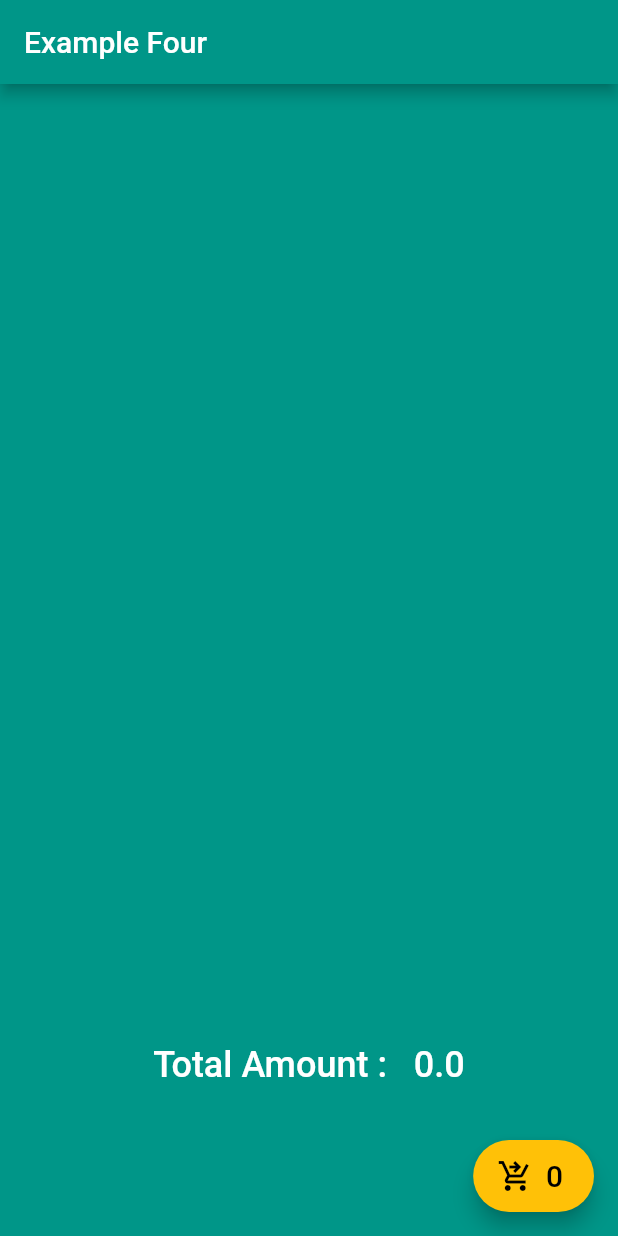
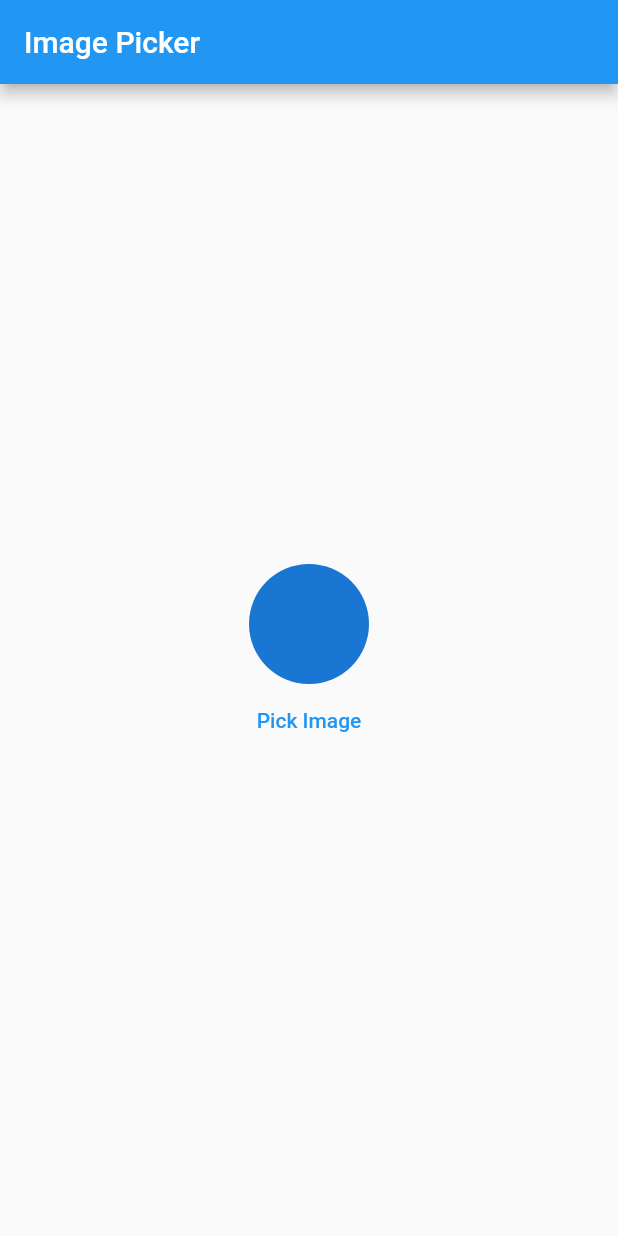
Before and after one commit to rajkayasth/Flutter_GetX_tutorial, a Flutter app: the first screen one second after launch, on a phone screen of 412 x 824 dp. Run offline on Flutter 3.47's test engine with Material 2 defaults, Android fonts, the phone set to English and light mode, and no system bars; our stand-ins replace get, image_picker.

Commit message:
- image picker using getx - state management demo with list to add item in favorites

```diff
--- /dev/null
+++ b/lib/image_picker_demo/image_picker_controller.dart
@@ -0,0 +1,15 @@
+import 'package:get/get.dart';
+import 'package:image_picker/image_picker.dart';
+
+class ImagePickerController extends GetxController {
+  RxString imagePath = "".obs;
+
+  Future getImage() async {
+    final ImagePicker imagePicker = ImagePicker();
+    final image = await imagePicker.pickImage(source: ImageSource.camera);
+
+    if (image != null) {
+      imagePath.value = image.path.toString();
+    }
+  }
+}
--- /dev/null
+++ b/lib/image_picker_demo/image_picker_screen.dart
@@ -0,0 +1,46 @@
+import 'dart:io';
+
+import 'package:flutter/material.dart';
+import 'package:get/get.dart';
+import 'package:getx_tutorial/image_picker_demo/image_picker_controller.dart';
+
+class ImagePickerScreen extends StatefulWidget {
+  const ImagePickerScreen({Key? key}) : super(key: key);
+
+  @override
+  State<ImagePickerScreen> createState() => _ImagePickerScreenState();
+}
+
+class _ImagePickerScreenState extends State<ImagePickerScreen> {
+  ImagePickerController controller = Get.put(ImagePickerController());
+
+  @override
+  Widget build(BuildContext context) {
+    return Scaffold(
+      appBar: AppBar(
+        title: const Text("Image Picker"),
+      ),
+      body: Obx(
+        () => Column(
+          mainAxisAlignment: MainAxisAlignment.center,
+          crossAxisAlignment: CrossAxisAlignment.center,
+          children: [
+            Center(
+              child: CircleAvatar(
+                radius: 40,
+                backgroundImage: controller.imagePath.isNotEmpty
+                    ? FileImage(File(controller.imagePath.toString()))
+                    : null,
+              ),
+            ),
+            TextButton(
+                onPressed: () {
+                  controller.getImage();
+                },
+                child: Text("Pick Image"))
+          ],
+        ),
+      ),
+    );
+  }
+}
--- a/lib/main.dart
+++ b/lib/main.dart
@@ -1,7 +1,9 @@
 import 'package:flutter/material.dart';
 import 'package:get/get.dart';
+import 'package:getx_tutorial/getx_statemanagement_demo_with_list/statemanagment_with_list.dart';
 import 'package:getx_tutorial/getx_statemanagement_expmple_three/StateManagementDemoThree.dart';
 import 'package:getx_tutorial/getx_statemangement_example_four/views/state_management_example_four.dart';
+import 'package:getx_tutorial/image_picker_demo/image_picker_screen.dart';
 import 'package:getx_tutorial/laungauges.dart';
 import 'package:getx_tutorial/localization_demo.dart';
 import 'package:getx_tutorial/localization_demo_2.dart';
@@ -9,6 +11,7 @@ import 'package:getx_tutorial/getx_exmple_two/state_management_demo_two.dart';
 import 'package:getx_tutorial/screen_one.dart';
 import 'package:getx_tutorial/screen_two.dart';
 import 'package:getx_tutorial/state_management_demo_one.dart';
+import 'package:image_picker/image_picker.dart';
 
 void main() {
   runApp(const MyApp());
@@ -45,7 +48,14 @@ class MyApp extends StatelessWidget {
                 // StateManagementDemoThree(),
 
                 ///For StateManagement Example 4
-              ShoppingPage(),
+                //    ShoppingPage(),
+
+                ///For StateManagement Example with List 1
+
+                //StateManagementWithList(),
+
+                ///Image Picker Using GetX
+                ImagePickerScreen(),
 
             ///If want to use Localization in App
             ///For Demo 1
--- a/pubspec.yaml
+++ b/pubspec.yaml
@@ -36,6 +36,7 @@ dependencies:
   # Use with the CupertinoIcons class for iOS style icons.
   cupertino_icons: ^1.0.2
   get: ^4.6.5
+  image_picker: ^0.8.7+5
 
 dev_dependencies:
   flutter_test:
```
Also changed, not shown: lib/getx_statemanagement_demo_with_list/favorite_controller.dart (added, +14 -0 lines), lib/getx_statemanagement_demo_with_list/statemanagment_with_list.dart (added, +53 -0 lines), pubspec.lock, 1 other file. Lines whose indentation alone changed are shown as unchanged.
